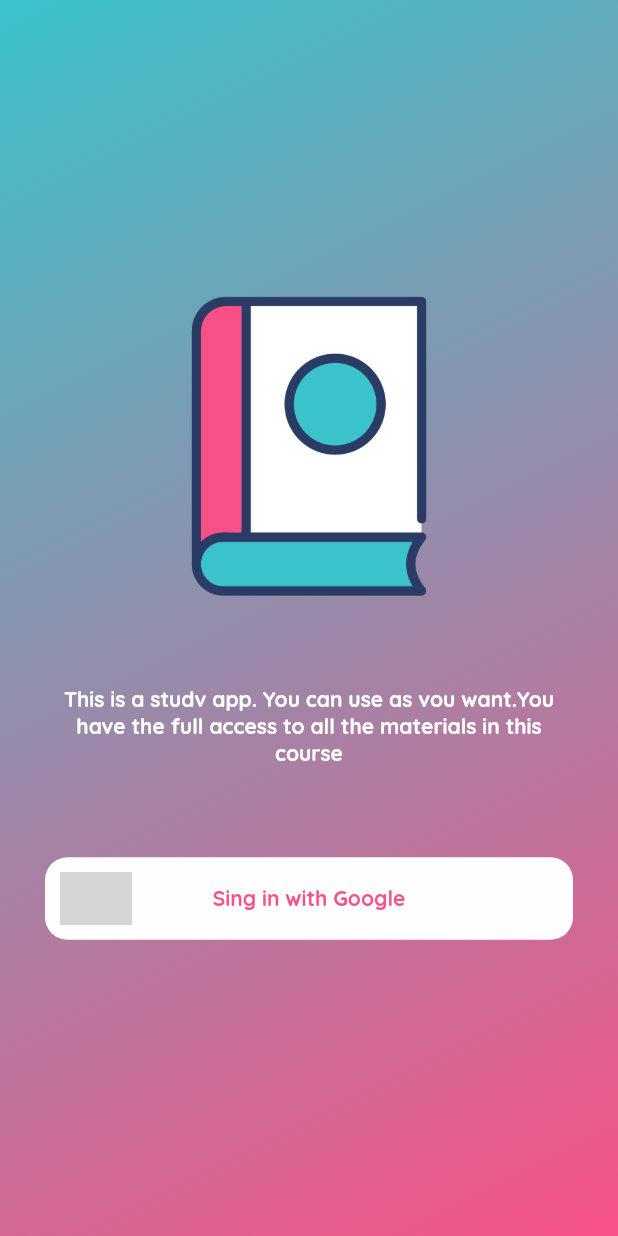
After one commit to yousseffatih/Quiz_study_app, a Flutter app: the LoginScreen screen opened by its route, after a tap on "Sing in with Google", on a phone screen of 412 x 824 dp. The commit adds this screen. Run offline on Flutter 3.47's test engine with Material 2 defaults, Android fonts, the phone set to English and light mode, and no system bars; our stand-ins replace cloud_firestore, firebase_auth, firebase_core, firebase_storage, flutter_svg, flutter_zoom_drawer and 3 more; accounts and stored records are empty; project files that could hold a hidden picture were left out; grey boxes are pictures that could not be loaded.

Commit message:
Create the login screen and Connected the app  with email_Complet

```diff
--- a/lib/Controllers/auth_controller.dart
+++ b/lib/Controllers/auth_controller.dart
@@ -1,4 +1,11 @@
+import 'package:firebase_auth/firebase_auth.dart';
 import 'package:get/get.dart';
+import 'package:google_sign_in/google_sign_in.dart';
+import 'package:quiz_study_app/Screens/Login/login_screen.dart';
+import 'package:quiz_study_app/firebase_ref/references.dart';
+
+import '../firebase_options.dart';
+import '../widgets/dialogs/dialoge_widget.dart';
 
 class AuthController extends GetxController {
   @override
@@ -7,12 +14,66 @@ class AuthController extends GetxController {
     super.onReady();
   }
 
+  late FirebaseAuth auth;
+  final user = Rxn<User>();
+  late Stream<User?> authStateChange;
+
   void initAuth() async {
     await Future.delayed(const Duration(seconds: 2));
+    auth = FirebaseAuth.instance;
+    authStateChange = auth.authStateChanges();
+    authStateChange.listen(
+      (User? useer) {
+        user.value = useer;
+      },
+    );
     navigateToIntroduction();
   }
 
   void navigateToIntroduction() {
     Get.offAllNamed('/introduction');
   }
+
+  void showLoginAlertDialogue() {
+    Get.dialog(Dialogs.quetionStartDialogue(onTap: () {
+      Get.back();
+      navigatToLoginPage();
+    }), barrierDismissible: false);
+  }
+
+  navigatToLoginPage() {
+    Get.toNamed(LoginScreen.routeName);
+  }
+
+  bool isLoggedIn() {
+    return auth.currentUser != null;
+  }
+
+  singInWithGoogle() async {
+    final GoogleSignIn googleSignIn = GoogleSignIn(
+        clientId: DefaultFirebaseOptions.currentPlatform.iosClientId);
+    try {
+      GoogleSignInAccount? account = await googleSignIn.signIn();
+      if (account != null) {
+        final authAccount = await account.authentication;
+        final credential = GoogleAuthProvider.credential(
+          idToken: authAccount.idToken,
+          accessToken: authAccount.accessToken,
+        );
+        await auth.signInWithCredential(credential);
+        await saveUser(account);
+      }
+    } on Exception catch (err) {
+      // applogger.e(err);
+      print("error : $err");
+    }
+  }
+
+  saveUser(GoogleSignInAccount account) {
+    userRf.doc(account.email).set({
+      "email": account.email,
+      "name": account.displayName,
+      "profielpic": account.photoUrl
+    });
+  }
 }
--- a/lib/Controllers/zoom_drawer_controller.dart
+++ b/lib/Controllers/zoom_drawer_controller.dart
@@ -4,6 +4,12 @@ import 'package:url_launcher/url_launcher.dart';
 
 class MyZoomDrawerController extends GetxController {
   final zoomDrawerController = ZoomDrawerController();
+
+  @override
+  void onReady() {
+    super.onReady();
+  }
+
   void toogleDrawer() {
     zoomDrawerController.toggle?.call();
     update();
--- /dev/null
+++ b/lib/Screens/Login/login_screen.dart
@@ -0,0 +1,70 @@
+import 'package:flutter/material.dart';
+import 'package:flutter_svg/svg.dart';
+import 'package:get/get.dart';
+import 'package:quiz_study_app/Controllers/auth_controller.dart';
+import 'package:quiz_study_app/configs/themes/app_colors.dart';
+import 'package:quiz_study_app/widgets/common/main_button.dart';
+
+class LoginScreen extends GetView<AuthController> {
+  const LoginScreen({super.key});
+
+  static const String routeName = "/login";
+
+  @override
+  Widget build(BuildContext context) {
+    return Scaffold(
+      body: Container(
+        padding: EdgeInsets.symmetric(horizontal: 30),
+        alignment: Alignment.center,
+        decoration: BoxDecoration(
+          gradient: mainGradient(),
+        ),
+        child: Column(
+          mainAxisAlignment: MainAxisAlignment.center,
+          children: [
+            Image.asset(
+              "assets/images/app_splash_logo.png",
+              width: 200,
+              height: 200,
+            ),
+            const Padding(
+              padding: EdgeInsets.symmetric(vertical: 60),
+              child: Text(
+                "This is a studv app. You can use as vou want.You have the full access to all the materials in this course",
+                textAlign: TextAlign.center,
+                style: TextStyle(
+                  color: onSurfaceTextColor,
+                  fontWeight: FontWeight.bold,
+                ),
+              ),
+            ),
+            MainButton(
+              onTap: () {
+                controller.singInWithGoogle();
+              },
+              child: Stack(
+                children: [
+                  Positioned(
+                    top: 0,
+                    bottom: 0,
+                    left: 0,
+                    child: SvgPicture.asset("assets/icons/google.svg"),
+                  ),
+                  Center(
+                    child: Text(
+                      "Sing in with Google",
+                      style: TextStyle(
+                        color: Theme.of(context).primaryColor,
+                        fontWeight: FontWeight.bold,
+                      ),
+                    ),
+                  ),
+                ],
+              ),
+            )
+          ],
+        ),
+      ),
+    );
+  }
+}
--- a/lib/firebase_ref/references.dart
+++ b/lib/firebase_ref/references.dart
@@ -3,6 +3,7 @@ import 'package:firebase_storage/firebase_storage.dart';
 
 final firestore = FirebaseFirestore.instance;
 final questionPaperRf = firestore.collection("questionPapers");
+final userRf = firestore.collection("users");
 
 DocumentReference questionRF({
   required String paperId,
--- a/lib/main.dart
+++ b/lib/main.dart
@@ -16,7 +16,6 @@ void main() async {
 class MyApp extends StatelessWidget {
   const MyApp({super.key});
 
-  // This widget is the root of your application.
   @override
   Widget build(BuildContext context) {
     return GetMaterialApp(
--- a/lib/routes/app_routes.dart
+++ b/lib/routes/app_routes.dart
@@ -3,6 +3,7 @@ import 'package:quiz_study_app/Controllers/question_paper/question_paper_Control
 import 'package:quiz_study_app/Controllers/zoom_drawer_controller.dart';
 import 'package:quiz_study_app/Screens/Home/home_Screen.dart';
 import 'package:quiz_study_app/Screens/Introduction/introduction.dart';
+import 'package:quiz_study_app/Screens/Login/login_screen.dart';
 import 'package:quiz_study_app/Screens/Splach/splash_screen.dart';
 
 class AppRoutes {
@@ -11,11 +12,15 @@ class AppRoutes {
         GetPage(
             name: "/introduction", page: () => const AppIntroductionScreen()),
         GetPage(
-            name: "/home",
-            page: () => const HomeScreen(),
-            binding: BindingsBuilder(() {
+          name: "/home",
+          page: () => const HomeScreen(),
+          binding: BindingsBuilder(
+            () {
               Get.put(QuestionPaperController());
-              Get .put(MyZoomDrawerController());
-            })),
+              Get.put(MyZoomDrawerController());
+            },
+          ),
+        ),
+        GetPage(name: LoginScreen.routeName, page: () => const LoginScreen())
       ];
 }
--- /dev/null
+++ b/lib/widgets/common/main_button.dart
@@ -0,0 +1,50 @@
+import 'package:flutter/material.dart';
+import 'package:quiz_study_app/configs/themes/app_colors.dart';
+
+class MainButton extends StatelessWidget {
+  const MainButton({
+    super.key,
+    this.title = "",
+    required this.onTap,
+    this.enabled = true,
+    this.child,
+    this.color,
+  });
+  final String title;
+  final VoidCallback onTap;
+  final bool enabled;
+  final Widget? child;
+  final Color? color;
+
+  @override
+  Widget build(BuildContext context) {
+    return Material(
+      type: MaterialType.transparency,
+      child: SizedBox(
+        height: 55,
+        child: InkWell(
+          onTap: enabled == false ? null : onTap,
+          child: Container(
+            decoration: BoxDecoration(
+                borderRadius: BorderRadius.circular(15),
+                color: color ?? Theme.of(context).cardColor),
+            width: double.maxFinite,
+            child: Padding(
+              padding: const EdgeInsets.all(10),
+              child: child ??
+                  Center(
+                    child: Text(
+                      title,
+                      style: const TextStyle(
+                        fontWeight: FontWeight.bold,
+                        color: onSurfaceTextColor,
+                      ),
+                    ),
+                  ),
+            ),
+          ),
+        ),
+      ),
+    );
+  }
+}
--- a/lib/widgets/content_area.dart
+++ b/lib/widgets/content_area.dart
@@ -1,6 +1,4 @@
 import 'package:flutter/material.dart';
-import 'package:get/get.dart';
-import 'package:quiz_study_app/Controllers/theme_controller.dart';
 import 'package:quiz_study_app/configs/themes/app_colors.dart';
 import 'package:quiz_study_app/configs/themes/ui_parameters.dart';
 
--- a/pubspec.yaml
+++ b/pubspec.yaml
@@ -44,6 +44,8 @@ dependencies:
   flutter_zoom_drawer: ^3.1.1
   url_launcher: ^6.1.12
   firebase_auth: ^4.7.3
+  google_sign_in: ^6.1.4
+  flutter_svg: ^2.0.7
 
 dev_dependencies:
   flutter_test:
```
Also changed, not shown: lib/Controllers/question_paper/question_paper_Controller.dart (+16 -0 lines), lib/Screens/Home/question_card.dart (+8 -1 lines), lib/widgets/dialogs/dialoge_widget.dart (added, +36 -0 lines), pubspec.lock.
